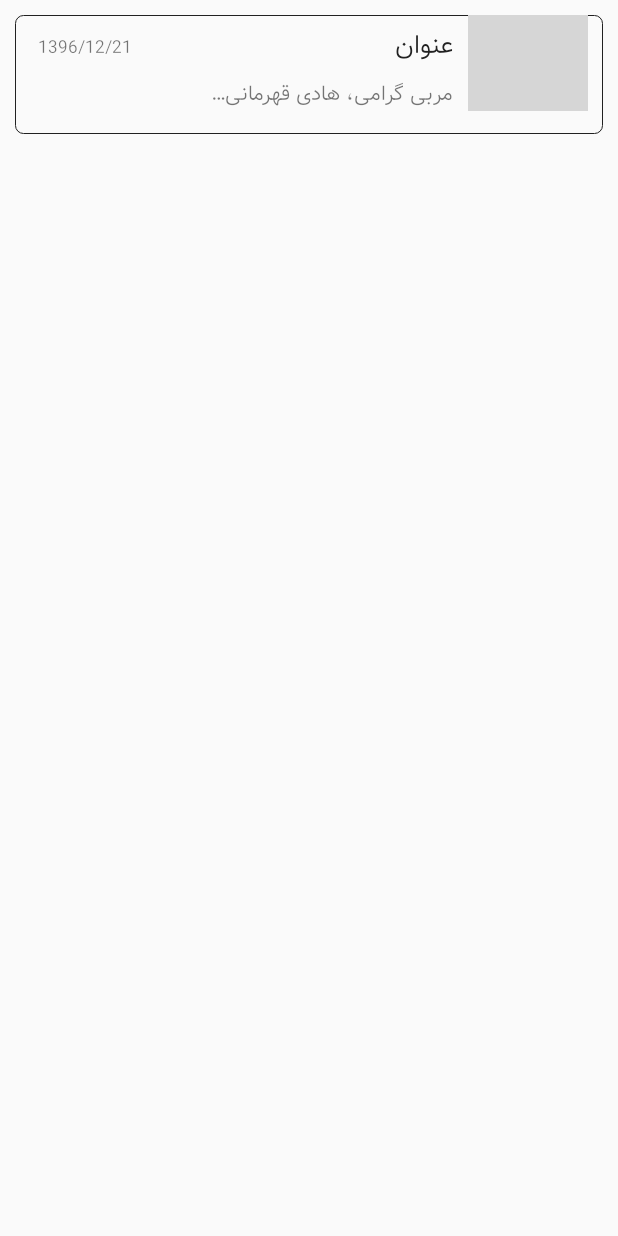
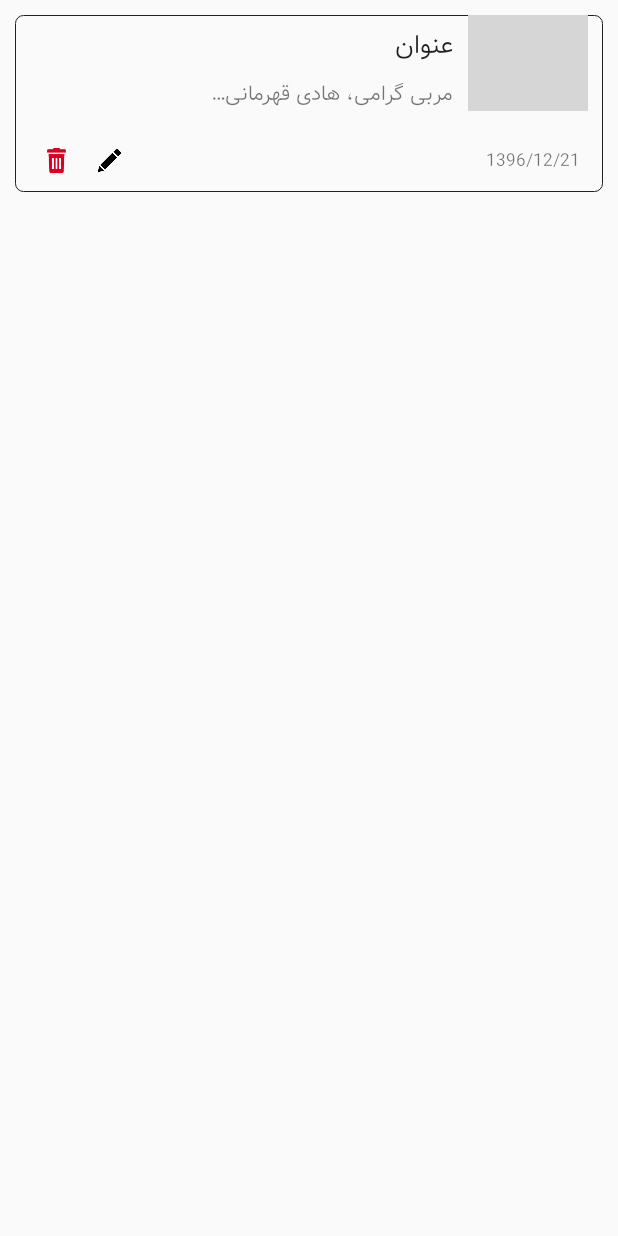
Before and after one commit to mhmasdar/yoga88, an Android app: the layout item_coach_karyab_list.xml on its own in the app's theme, with its tools: preview values and no code run, on a phone screen of 412 x 824 dp. Run offline under Robolectric (Android 15) with nearby library versions, the phone set to English and light mode, and no system bars; grey boxes are pictures that could not be loaded.

Commit message:
update from m_h masdar

```diff
--- a/app/src/main/java/com/technologygroup/rayannoor/yoga/adapters/CoachKaryabAdapter.java
+++ b/app/src/main/java/com/technologygroup/rayannoor/yoga/adapters/CoachKaryabAdapter.java
@@ -5,6 +5,7 @@ import android.support.v7.widget.RecyclerView;
 import android.view.LayoutInflater;
 import android.view.View;
 import android.view.ViewGroup;
+import android.widget.ImageView;
 import android.widget.TextView;
 
 import com.technologygroup.rayannoor.yoga.Models.ZanguleModel;
@@ -51,6 +52,8 @@ public class CoachKaryabAdapter extends RecyclerView.Adapter<CoachKaryabAdapter.
         private TextView txtNotifDate;
         private TextView txtNotifTitle;
         private TextView txtNotifBody;
+        private ImageView imgDelete;
+        private ImageView imgEdit;
 
 
         myViewHolder(View itemView) {
@@ -59,7 +62,8 @@ public class CoachKaryabAdapter extends RecyclerView.Adapter<CoachKaryabAdapter.
             txtNotifDate = (TextView) itemView.findViewById(R.id.txtNotifDate);
             txtNotifTitle = (TextView) itemView.findViewById(R.id.txtNotifTitle);
             txtNotifBody = (TextView) itemView.findViewById(R.id.txtNotifBody);
-
+            imgDelete = (ImageView) itemView.findViewById(R.id.imgDelete);
+            imgEdit = (ImageView) itemView.findViewById(R.id.imgEdit);
         }
     }
 }
--- a/app/src/main/res/layout/item_coach_karyab_list.xml
+++ b/app/src/main/res/layout/item_coach_karyab_list.xml
@@ -29,17 +29,11 @@
                 android:layout_marginTop="5dp"
                 android:layout_height="wrap_content">
 
-                <TextView
-                    android:layout_width="wrap_content"
-                    android:id="@+id/txtNotifDate"
-                    android:textSize="12sp"
-                    android:text="1396/12/21"
-                    android:layout_marginLeft="15dp"
-                    android:layout_height="wrap_content" />
 
                 <TextView
                     android:layout_width="match_parent"
                     android:id="@+id/txtNotifTitle"
+                    android:gravity="right"
                     android:textSize="17sp"
                     android:text="عنوان"
                     android:layout_marginLeft="10dp"
@@ -72,5 +66,38 @@
 
     </LinearLayout>
 
+    <LinearLayout
+        android:layout_width="match_parent"
+        android:orientation="horizontal"
+        android:layout_marginLeft="10dp"
+        android:layout_marginBottom="3dp"
+        android:gravity="center_vertical"
+        android:layout_height="wrap_content">
+
+        <ImageView
+            android:layout_width="35dp"
+            android:padding="9dp"
+            android:id="@+id/imgDelete"
+            android:src="@drawable/ic_delete"
+            android:layout_height="35dp" />
+
+        <ImageView
+            android:layout_width="35dp"
+            android:padding="10dp"
+            android:id="@+id/imgEdit"
+            android:src="@drawable/ic_edit"
+            android:layout_height="35dp" />
+
+        <TextView
+            android:layout_width="match_parent"
+            android:id="@+id/txtNotifDate"
+            android:textSize="12sp"
+            android:layout_marginRight="15dp"
+            android:text="1396/12/21"
+            android:gravity="right"
+            android:layout_height="wrap_content" />
+
+    </LinearLayout>
+
 
 </LinearLayout>
--- a/app/src/main/res/layout/item_gym_notif_list.xml
+++ b/app/src/main/res/layout/item_gym_notif_list.xml
@@ -26,6 +26,7 @@
                 android:layout_width="match_parent"
                 android:id="@+id/txtNotifTitle"
                 android:textSize="17sp"
+                android:gravity="right"
                 android:layout_marginTop="5dp"
                 android:text="عنوان"
                 android:textColor="@color/black"
@@ -58,6 +59,7 @@
         android:layout_width="match_parent"
         android:orientation="horizontal"
         android:layout_marginLeft="10dp"
+        android:layout_marginBottom="3dp"
         android:gravity="center_vertical"
         android:layout_height="wrap_content">
 
```
